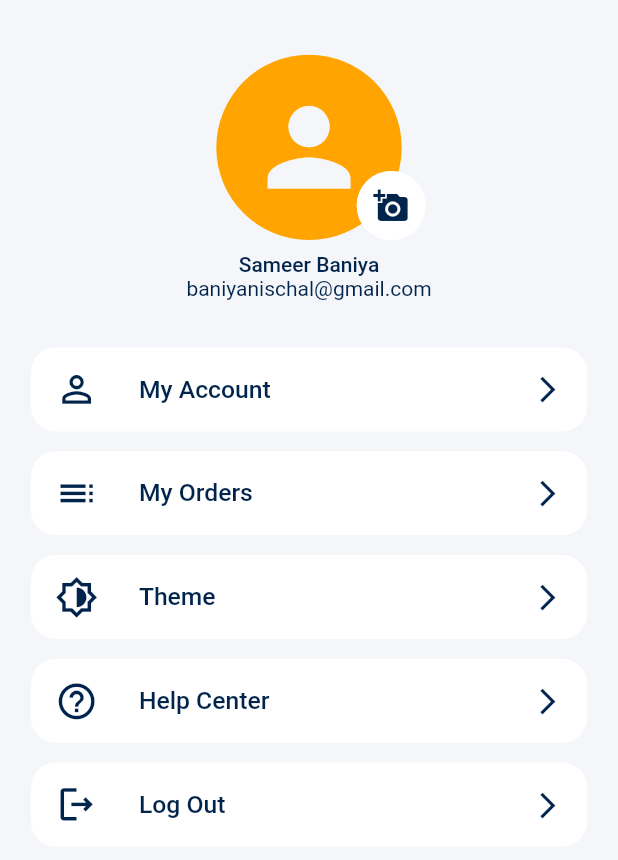
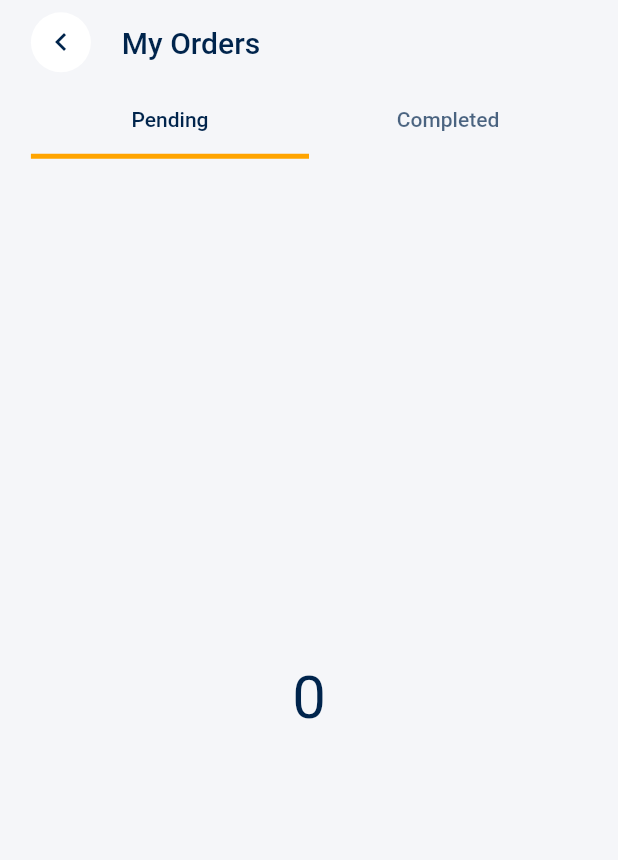
Before and after one commit to rupendra-p/flutter_ecommerce, a Flutter app: the SettingScreen screen opened by its route, after a tap on "My Orders", on a phone screen of 412 x 824 dp. Shown: the top 860 px of the screen. Run offline on Flutter 3.47's test engine with Material 2 defaults, Android fonts, the phone set to English and light mode, and no system bars; our stand-ins replace cached_network_image, flutter_dotenv, flutter_svg, fluttertoast, shared_preferences; accounts and stored records are empty.

Commit message:
order screen small layout

```diff
--- /dev/null
+++ b/lib/screens/orders/order_screen.dart
@@ -0,0 +1,95 @@
+import 'package:ecommerce/constant/color_properties.dart';
+import 'package:ecommerce/utils/scroll_configuration.dart';
+import 'package:ecommerce/utils/size_config.dart';
+import 'package:flutter/material.dart';
+
+class OrderScreen extends StatelessWidget {
+  static const routeName = '/orderScreen';
+  const OrderScreen({Key? key}) : super(key: key);
+
+  @override
+  Widget build(BuildContext context) {
+    return Scaffold(
+      body: DefaultTabController(
+        length: 2,
+        child: SafeArea(
+          child: Padding(
+            padding: EdgeInsets.symmetric(
+              horizontal: 2.5 * SizeConfig.heightMultiplier,
+            ),
+            child: Column(
+              crossAxisAlignment: CrossAxisAlignment.start,
+              children: [
+                SizedBox(
+                  height: SizeConfig.heightMultiplier,
+                ),
+                Row(
+                  children: [
+                    CircleAvatar(
+                      backgroundColor: Theme.of(context).primaryColorDark,
+                      foregroundColor:
+                          Theme.of(context).textTheme.headline6!.color,
+                      child: IconButton(
+                        icon: const Icon(Icons.chevron_left),
+                        onPressed: () => Navigator.of(context).pop(),
+                      ),
+                    ),
+                    SizedBox(
+                      width: SizeConfig.widthMultiplier * 5,
+                    ),
+                    Text(
+                      'My Orders',
+                      style: Theme.of(context).textTheme.headline6!,
+                    ),
+                  ],
+                ),
+                SizedBox(
+                  height: SizeConfig.heightMultiplier,
+                ),
+                TabBar(
+                  labelColor: Theme.of(context).textTheme.bodyText1!.color,
+                  indicatorColor: secondaryColor,
+                  indicatorSize: TabBarIndicatorSize.tab,
+                  indicatorWeight: SizeConfig.textMultiplier * 0.4,
+                  onTap: (index) {},
+                  tabs: const [
+                    Tab(
+                      icon: Text(
+                        'Pending',
+                      ),
+                    ),
+                    Tab(
+                      icon: Text(
+                        'Completed',
+                      ),
+                    ),
+                  ],
+                ),
+                Expanded(
+                  child: ScrollConfiguration(
+                    behavior: MyBehavior(),
+                    child: const TabBarView(
+                      children: [
+                        Center(
+                            child: Text(
+                          "0",
+                          style: TextStyle(fontSize: 40),
+                        )),
+                        Center(
+                          child: Text(
+                            "1",
+                            style: TextStyle(fontSize: 40),
+                          ),
+                        ),
+                      ],
+                    ),
+                  ),
+                ),
+              ],
+            ),
+          ),
+        ),
+      ),
+    );
+  }
+}
--- a/lib/screens/setting/setting_screen.dart
+++ b/lib/screens/setting/setting_screen.dart
@@ -1,9 +1,10 @@
-import '/screens/profile/edit_profile_screen.dart';
 import 'package:ecommerce/providers/theme_provider.dart';
+import 'package:ecommerce/screens/orders/order_screen.dart';
 import 'package:flutter/material.dart';
 import 'package:provider/provider.dart';
 
 import '/constant/color_properties.dart';
+import '/screens/profile/edit_profile_screen.dart';
 import '/screens/sign_in/sign_in_screen.dart';
 import '/utils/scroll_configuration.dart';
 import '/utils/size_config.dart';
@@ -44,7 +45,9 @@ class SettingScreen extends StatelessWidget {
                 ProfileMenu(
                   text: "My Orders",
                   icon: Icons.toc_outlined,
-                  press: () {},
+                  press: () {
+                    Navigator.pushNamed(context, OrderScreen.routeName);
+                  },
                 ),
                 ProfileMenu(
                   text: "Theme",
--- a/lib/utils/routes.dart
+++ b/lib/utils/routes.dart
@@ -1,3 +1,5 @@
+
+import 'package:ecommerce/screens/orders/order_screen.dart';
 
 import '/screens/profile/edit_profile_screen.dart';
 import 'package:ecommerce/screens/notifications/notification_screen.dart';
@@ -24,22 +26,23 @@ import '/screens/sign_up/sign_up_screen.dart';
 // We use name route
 // All our routes will be available here
 final Map<String, WidgetBuilder> routes = {
-  SplashScreen.routeName: (context) => SplashScreen(),
-  SignInScreen.routeName: (context) => SignInScreen(),
-  ForgotPasswordScreen.routeName: (context) => ForgotPasswordScreen(),
-  LoginSuccessScreen.routeName: (context) => LoginSuccessScreen(),
-  SignUpScreen.routeName: (context) => SignUpScreen(),
-  CompleteProfileScreen.routeName: (context) => CompleteProfileScreen(),
-  OtpScreen.routeName: (context) => OtpScreen(),
-  HomeScreen.routeName: (context) => HomeScreen(),
-  NavigationScreen.routeName: (context) => NavigationScreen(),
-  DetailsScreen.routeName: (context) => DetailsScreen(),
-  CartScreen.routeName: (context) => CartScreen(),
-  SettingScreen.routeName: (context) => SettingScreen(),
-  SearchScreen.routeName: (context) => SearchScreen(),
-  SearchResultScreen.routeName: (context) => SearchResultScreen(""),
+  SplashScreen.routeName: (context) =>const SplashScreen(),
+  SignInScreen.routeName: (context) =>const SignInScreen(),
+  ForgotPasswordScreen.routeName: (context) =>const ForgotPasswordScreen(),
+  LoginSuccessScreen.routeName: (context) =>const LoginSuccessScreen(),
+  SignUpScreen.routeName: (context) =>const SignUpScreen(),
+  CompleteProfileScreen.routeName: (context) =>const CompleteProfileScreen(),
+  OtpScreen.routeName: (context) => const OtpScreen(),
+  HomeScreen.routeName: (context) => const HomeScreen(),
+  NavigationScreen.routeName: (context) =>const NavigationScreen(),
+  DetailsScreen.routeName: (context) => const DetailsScreen(),
+  CartScreen.routeName: (context) =>const CartScreen(),
+  SettingScreen.routeName: (context) => const SettingScreen(),
+  SearchScreen.routeName: (context) =>const SearchScreen(),
+  SearchResultScreen.routeName: (context) => const SearchResultScreen(""),
 
-  EditProfileScreen.routeName: (context) => EditProfileScreen(),
-  NotificationScreen.routeName:(context)=>NotificationScreen(),
+  EditProfileScreen.routeName: (context) => const EditProfileScreen(),
+  NotificationScreen.routeName:(context)=> const NotificationScreen(),
+  OrderScreen.routeName:(context)=> const OrderScreen(),
 
 };
```
